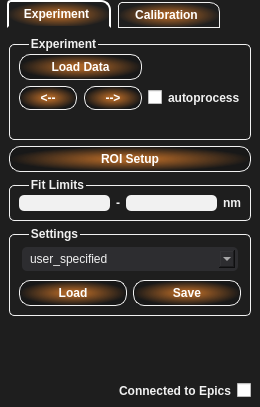
CPrescher/T-rax, file T-Rax/UIFiles/T_Rax_TemperatureControl.ui: the form before one commit.
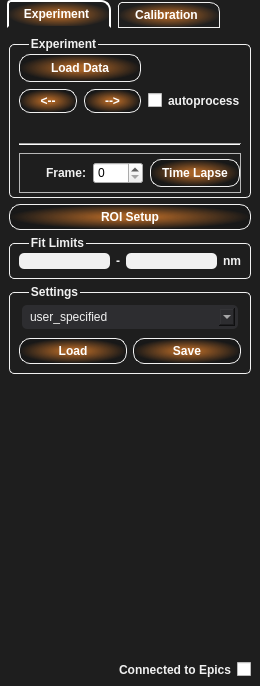
The form after the commit.

Commit message: Inserted frame browsing in temperature mode so far does not work in ruby or diamond mode calculates time-lapse temperature profile

Diff of the .ui file:
```diff
--- a/T-Rax/UIFiles/T_Rax_TemperatureControl.ui
+++ b/T-Rax/UIFiles/T_Rax_TemperatureControl.ui
@@ -7,7 +7,7 @@
     <x>0</x>
     <y>0</y>
     <width>260</width>
-    <height>407</height>
+    <height>686</height>
    </rect>
   </property>
   <property name="maximumSize">
@@ -158,18 +158,45 @@
       <number>0</number>
      </property>
      <widget class="QWidget" name="experiment_tab">
+      <property name="sizePolicy">
+       <sizepolicy hsizetype="Preferred" vsizetype="Fixed">
+        <horstretch>0</horstretch>
+        <verstretch>0</verstretch>
+       </sizepolicy>
+      </property>
       <attribute name="title">
        <string>Experiment</string>
       </attribute>
       <layout class="QVBoxLayout" name="verticalLayout_2">
        <item>
-        <widget class="QGroupBox" name="groupBox">
+        <widget class="QGroupBox" name="groupBox_3">
+         <property name="minimumSize">
+          <size>
+           <width>0</width>
+           <height>0</height>
+          </size>
+         </property>
          <property name="title">
           <string>Experiment</string>
          </property>
-         <layout class="QHBoxLayout" name="horizontalLayout_2">
+         <layout class="QVBoxLayout" name="verticalLayout_8">
+          <property name="spacing">
+           <number>7</number>
+          </property>
+          <property name="bottomMargin">
+           <number>4</number>
+          </property>
           <item>
-           <layout class="QGridLayout" name="gridLayout">
+           <layout class="QGridLayout" name="gridLayout_5">
+            <property name="sizeConstraint">
+             <enum>QLayout::SetMinimumSize</enum>
+            </property>
+            <property name="bottomMargin">
+             <number>0</number>
+            </property>
+            <property name="spacing">
+             <number>7</number>
+            </property>
             <item row="0" column="0">
              <widget class="QPushButton" name="load_exp_data_btn">
               <property name="sizePolicy">
@@ -181,7 +208,7 @@
               <property name="minimumSize">
                <size>
                 <width>90</width>
-                <height>0</height>
+                <height>28</height>
                </size>
               </property>
               <property name="text">
@@ -189,6 +216,13 @@
               </property>
              </widget>
             </item>
+            <item row="1" column="1">
+             <widget class="QCheckBox" name="auto_process_cb">
+              <property name="text">
+               <string>autoprocess</string>
+              </property>
+             </widget>
+            </item>
             <item row="0" column="1">
              <widget class="QLabel" name="exp_filename_lbl">
               <property name="sizePolicy">
@@ -203,7 +237,7 @@
              </widget>
             </item>
             <item row="1" column="0">
-             <layout class="QHBoxLayout" name="horizontalLayout">
+             <layout class="QHBoxLayout" name="horizontalLayout_15">
               <property name="spacing">
                <number>7</number>
               </property>
@@ -215,6 +249,12 @@
                   <verstretch>0</verstretch>
                  </sizepolicy>
                 </property>
+                <property name="minimumSize">
+                 <size>
+                  <width>0</width>
+                  <height>24</height>
+                 </size>
+                </property>
                 <property name="maximumSize">
                  <size>
                   <width>50000</width>
@@ -231,7 +271,7 @@
                 <property name="sizePolicy">
                  <sizepolicy hsizetype="Expanding" vsizetype="Fixed">
                   <horstretch>0</horstretch>
-                  <verstretch>0</verstretch>
+                  <verstretch>24</verstretch>
                  </sizepolicy>
                 </property>
                 <property name="maximumSize">
@@ -247,15 +287,14 @@
               </item>
              </layout>
             </item>
-            <item row="1" column="1">
-             <widget class="QCheckBox" name="auto_process_cb">
-              <property name="text">
-               <string>autoprocess</string>
-              </property>
-             </widget>
-            </item>
             <item row="2" column="0" colspan="2">
              <widget class="QLabel" name="exp_folder_name_lbl">
+              <property name="minimumSize">
+               <size>
+                <width>0</width>
+                <height>16</height>
+               </size>
+              </property>
               <property name="text">
                <string/>
               </property>
@@ -263,6 +302,92 @@
             </item>
            </layout>
           </item>
+          <item>
+           <widget class="Line" name="frame_line">
+            <property name="orientation">
+             <enum>Qt::Horizontal</enum>
+            </property>
+           </widget>
+          </item>
+          <item>
+           <widget class="QFrame" name="frames_widget">
+            <property name="sizePolicy">
+             <sizepolicy hsizetype="Preferred" vsizetype="Fixed">
+              <horstretch>0</horstretch>
+              <verstretch>0</verstretch>
+             </sizepolicy>
+            </property>
+            <property name="minimumSize">
+             <size>
+              <width>0</width>
+              <height>40</height>
+             </size>
+            </property>
+            <property name="frameShape">
+             <enum>QFrame::StyledPanel</enum>
+            </property>
+            <property name="frameShadow">
+             <enum>QFrame::Raised</enum>
+            </property>
+            <layout class="QVBoxLayout" name="verticalLayout_9">
+             <property name="spacing">
+              <number>5</number>
+             </property>
+             <property name="margin">
+              <number>0</number>
+             </property>
+             <item>
+              <layout class="QHBoxLayout" name="horizontalLayout">
+               <property name="spacing">
+                <number>7</number>
+               </property>
+               <property name="sizeConstraint">
+                <enum>QLayout::SetMinimumSize</enum>
+               </property>
+               <item>
+                <widget class="QLabel" name="label_3">
+                 <property name="text">
+                  <string>Frame:</string>
+                 </property>
+                 <property name="alignment">
+                  <set>Qt::AlignRight|Qt::AlignTrailing|Qt::AlignVCenter</set>
+                 </property>
+                </widget>
+               </item>
+               <item>
+                <widget class="QSpinBox" name="frame_sb">
+                 <property name="maximumSize">
+                  <size>
+                   <width>50</width>
+                   <height>16777215</height>
+                  </size>
+                 </property>
+                </widget>
+               </item>
+               <item>
+                <widget class="QPushButton" name="time_lapse_btn">
+                 <property name="sizePolicy">
+                  <sizepolicy hsizetype="Minimum" vsizetype="Fixed">
+                   <horstretch>0</horstretch>
+                   <verstretch>0</verstretch>
+                  </sizepolicy>
+                 </property>
+                 <property name="minimumSize">
+                  <size>
+                   <width>90</width>
+                   <height>28</height>
+                  </size>
+                 </property>
+                 <property name="text">
+                  <string>Time Lapse</string>
+                 </property>
+                </widget>
+               </item>
+              </layout>
+             </item>
+            </layout>
+           </widget>
+          </item>
          </layout>
         </widget>
        </item>
```
The commit also changes 19 other files.
